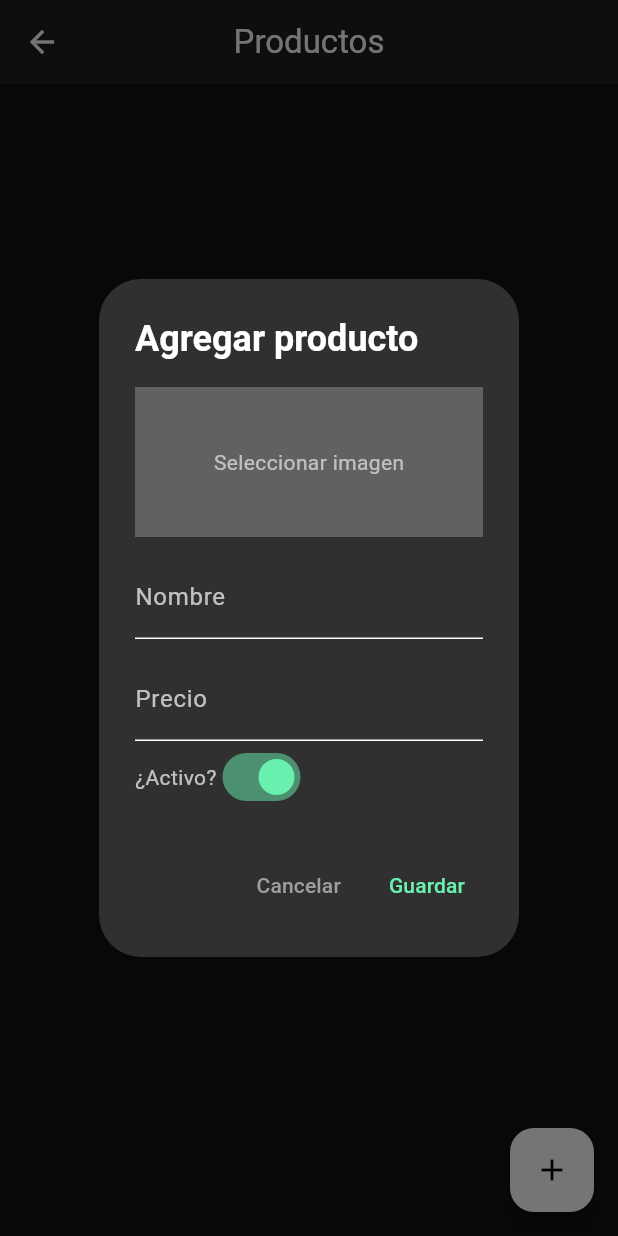
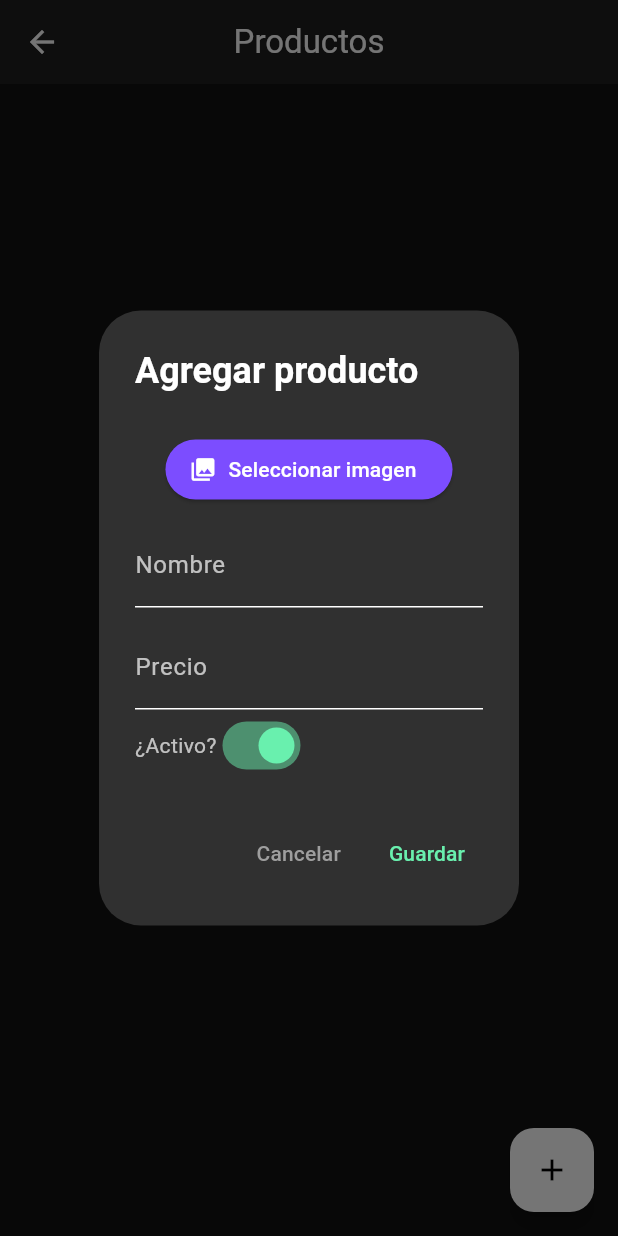
Before and after one commit to jcastanos77/mobile_bar_web, a Flutter app: the AgregarProductoPage screen opened by its route, after a tap on the "add" icon, on a phone screen of 412 x 824 dp. Run offline on Flutter 3.47's test engine with Material 3 defaults, Android fonts, the light colour scheme and no system bars; our stand-ins replace cloud_firestore, firebase_auth, firebase_core, firebase_storage, image_picker; accounts and stored records are empty.

Commit message:
se pueden subir imagenes

```diff
--- a/lib/agregar_producto_page.dart
+++ b/lib/agregar_producto_page.dart
@@ -151,23 +151,15 @@ class _AgregarProductoPageState extends State<AgregarProductoPage> {
     final nombreController = TextEditingController();
     final precioController = TextEditingController();
     bool activo = true;
-    File? imagenSeleccionada;
-    String? imageUrl;
+    XFile? imagenSeleccionada;
+
+    final ImagePicker _picker = ImagePicker();
 
     await showDialog(
       context: context,
       builder: (context) {
-        return StatefulBuilder(builder: (context, setStateDialog) {
-          Future<void> _seleccionarImagen() async {
-            final picker = ImagePicker();
-            final pickedFile = await picker.pickImage(source: ImageSource.gallery);
-            if (pickedFile != null) {
-              setStateDialog(() {
-                imagenSeleccionada = File(pickedFile.path);
-              });
-            }
-          }
-
+        return StatefulBuilder(
+          builder: (context, setStateDialog) {
             return AlertDialog(
               backgroundColor: Colors.grey[850],
               title: const Text('Agregar producto', style: TextStyle(color: Colors.white)),
@@ -177,19 +169,30 @@ class _AgregarProductoPageState extends State<AgregarProductoPage> {
                   child: Column(
                     mainAxisSize: MainAxisSize.min,
                     children: [
-                    GestureDetector(
-                      onTap: _seleccionarImagen,
-                      child: imagenSeleccionada != null
-                          ? ClipRRect(
-                        borderRadius: BorderRadius.circular(8),
-                        child: Image.file(imagenSeleccionada!, height: 100),
-                      )
-                          : Container(
-                        height: 100,
-                        width: double.infinity,
-                        color: Colors.grey[700],
-                        alignment: Alignment.center,
-                        child: const Text('Seleccionar imagen', style: TextStyle(color: Colors.white60)),
+                      if (imagenSeleccionada != null)
+                        ClipRRect(
+                          borderRadius: BorderRadius.circular(12),
+                          child: Image.network(
+                            imagenSeleccionada!.path,
+                            height: 120,
+                            fit: BoxFit.cover,
+                          ),
+                        ),
+                      const SizedBox(height: 10),
+                      ElevatedButton.icon(
+                        onPressed: () async {
+                          final picked = await _picker.pickImage(source: ImageSource.gallery);
+                          if (picked != null) {
+                            setStateDialog(() {
+                              imagenSeleccionada = picked;
+                            });
+                          }
+                        },
+                        icon: const Icon(Icons.photo_library),
+                        label: const Text("Seleccionar imagen"),
+                        style: ElevatedButton.styleFrom(
+                          backgroundColor: Colors.deepPurpleAccent,
+                          foregroundColor: Colors.white,
                         ),
                       ),
                       const SizedBox(height: 12),
@@ -200,7 +203,8 @@ class _AgregarProductoPageState extends State<AgregarProductoPage> {
                           labelText: 'Nombre',
                           labelStyle: TextStyle(color: Colors.white70),
                         ),
-                      validator: (value) => value == null || value.isEmpty ? 'Campo requerido' : null,
+                        validator: (value) =>
+                        value == null || value.isEmpty ? 'Campo requerido' : null,
                       ),
                       const SizedBox(height: 12),
                       TextFormField(
@@ -211,7 +215,8 @@ class _AgregarProductoPageState extends State<AgregarProductoPage> {
                           labelText: 'Precio',
                           labelStyle: TextStyle(color: Colors.white70),
                         ),
-                      validator: (value) => value == null || value.isEmpty ? 'Campo requerido' : null,
+                        validator: (value) =>
+                        value == null || value.isEmpty ? 'Campo requerido' : null,
                       ),
                       Row(
                         children: [
@@ -247,10 +252,14 @@ class _AgregarProductoPageState extends State<AgregarProductoPage> {
                       return;
                     }
 
+                    String? imageUrl;
                     if (imagenSeleccionada != null) {
-                    final fileName = 'productos/${DateTime.now().millisecondsSinceEpoch}.jpg';
-                    final ref = FirebaseStorage.instance.ref().child(fileName);
-                    await ref.putFile(imagenSeleccionada!);
+                      final file = File(imagenSeleccionada!.path);
+                      final ref = FirebaseStorage.instance
+                          .ref()
+                          .child('productos/${DateTime.now().millisecondsSinceEpoch}.jpg');
+
+                      await ref.putFile(file);
                       imageUrl = await ref.getDownloadURL();
                     }
 
@@ -258,8 +267,8 @@ class _AgregarProductoPageState extends State<AgregarProductoPage> {
                       'nombre': nombre,
                       'precio': precio,
                       'activo': activo,
-                    'imagenUrl': imageUrl ?? '',
                       'createdAt': FieldValue.serverTimestamp(),
+                      'imagenUrl': imageUrl,
                     });
 
                     ScaffoldMessenger.of(context).showSnackBar(
@@ -271,7 +280,8 @@ class _AgregarProductoPageState extends State<AgregarProductoPage> {
                 ),
               ],
             );
-        });
+          },
+        );
       },
     );
   }
```
Also changed, not shown: 5 other files. Lines whose indentation alone changed are shown as unchanged.
